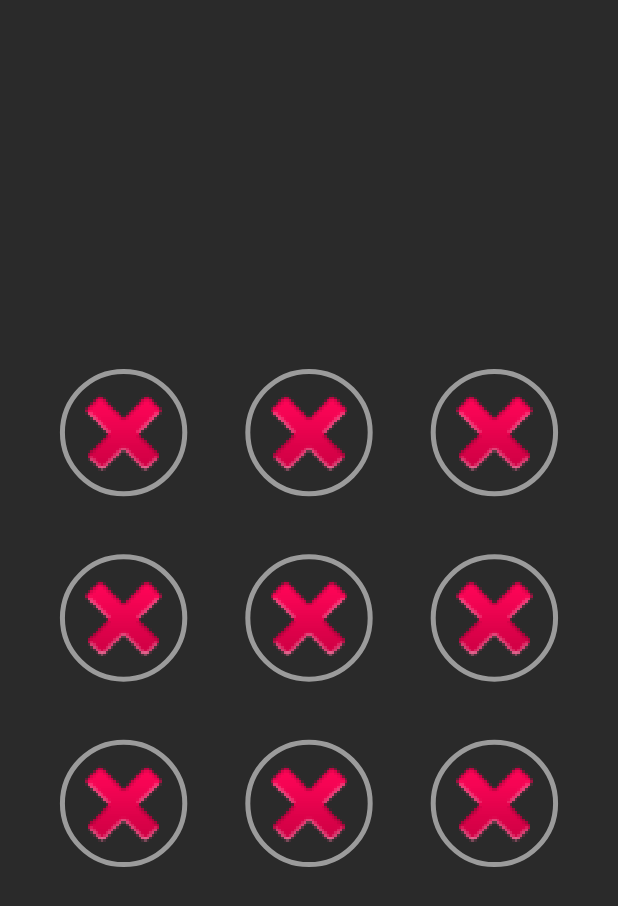
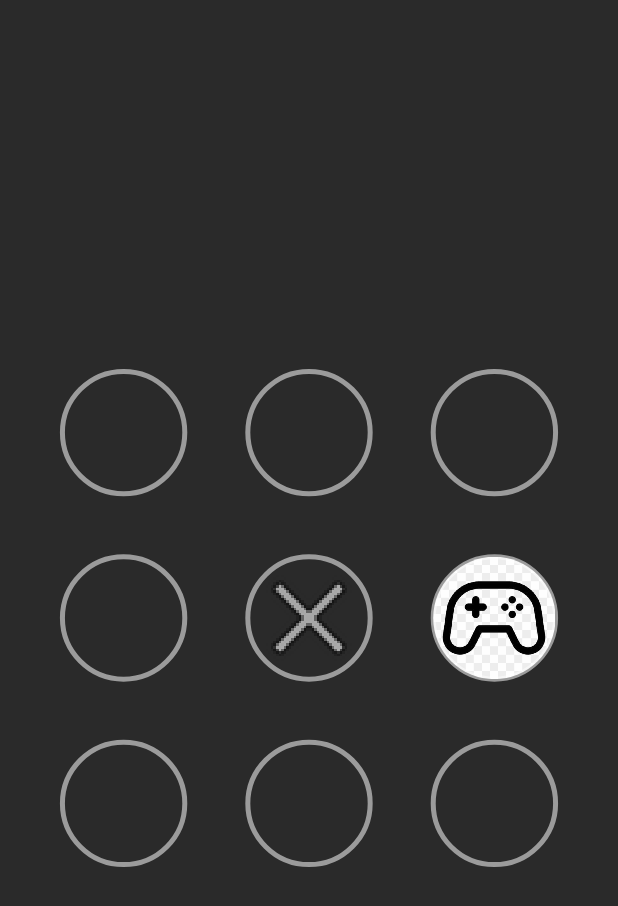
Before and after one commit to fedi41-prog/Fedi4Launcher, an Android app: the MainActivity screen opened directly, with no data from a screen before it, on a phone screen of 412 x 824 dp. Shown: the top 906 px of the screen. Run offline under Robolectric (Android 15) with nearby library versions, the phone set to English and light mode, and no system bars.

Commit message:
added a trail and fixed some bugs.

```diff
--- a/app/build.gradle.kts
+++ b/app/build.gradle.kts
@@ -37,6 +37,7 @@ dependencies {
     implementation(libs.material)
     implementation(libs.activity)
     implementation(libs.constraintlayout)
+    implementation(libs.media3.common)
     testImplementation(libs.junit)
     androidTestImplementation(libs.ext.junit)
     androidTestImplementation(libs.espresso.core)
--- a/app/src/main/AndroidManifest.xml
+++ b/app/src/main/AndroidManifest.xml
@@ -6,7 +6,7 @@
 
     <application
         android:allowBackup="true"
-        android:label="PatternLauncherMinimal"
+        android:label="Fedi4Launcher"
         android:theme="@style/Theme.AppCompat.DayNight.NoActionBar">
 
         <activity android:name=".app.AppPickerActivity"
--- a/app/src/main/java/com/fedi4/launcher/MainActivity.java
+++ b/app/src/main/java/com/fedi4/launcher/MainActivity.java
@@ -10,7 +10,7 @@ import android.widget.Toast;
 import androidx.appcompat.app.AppCompatActivity;
 
 import com.fedi4.launcher.app.PatternPadView;
-import com.fedi4.launcher.app.AppMenuManager;
+import com.fedi4.launcher.app.appmenu.AppMenuManager;
 
 import java.util.List;
 
@@ -19,6 +19,7 @@ public class MainActivity extends AppCompatActivity {
     private PatternPadView patternPad;
 
     private AppMenuManager menuManager;
+
 
     @Override
     protected void onCreate(Bundle savedInstanceState) {
@@ -82,14 +83,23 @@ public class MainActivity extends AppCompatActivity {
                         .insertItem(
                                 new AppMenuManager.AppMenuItem("com.android.settings")
                                         .insertItem(
-                                                new AppMenuManager.AppMenuItem("com.chess")
-                                                        .insertItem(new AppMenuManager.AppMenuItem("com.openai.chatgpt"), 0)
-                                                        .insertItem(new AppMenuManager.AppMenuItem("de.digionline.lernsax"), 2)
+                                                new AppMenuManager.AppMenuItem("com.chess").addTag("executable").addTag("folder")
+                                                        .insertItem(new AppMenuManager.AppMenuItem("com.openai.chatgpt").addTag("executable"), 0)
+                                                        .insertItem(new AppMenuManager.AppMenuItem("de.digionline.lernsax").addTag("executable"), 2)
                                                 , 1
                                         )
+                                        .addTag("folder")
                                 , 4
                         )
-        );
+                        .insertItem(
+                                new AppMenuManager.AppMenuItem("games")
+                                        .insertItem(new AppMenuManager.AppMenuItem("com.zeptolab.evopop").addTag("executable"), 4)
+                                        .insertItem(new AppMenuManager.AppMenuItem("air.com.midjiwan.polytopia").addTag("executable"), 1)
+                                        .addTag("folder")
+                                        .setIcon("$CUSTOM:icon_games.jpg")
+                                ,5
+                        )
+        ); //TODO: replace with json parsing function
 
     }
 }
--- a/app/src/main/java/com/fedi4/launcher/app/AppMenuManager.java
+++ /dev/null
@@ -1,144 +0,0 @@
-package com.fedi4.launcher.app;
-
-import android.content.pm.PackageManager;
-import android.graphics.drawable.Drawable;
-import android.util.Log;
-
-import androidx.annotation.NonNull;
-import androidx.core.content.ContextCompat;
-
-import com.fedi4.launcher.MainActivity;
-
-public class AppMenuManager {
-
-    private final String TAG = "AppMenuManager";
-    private static AppMenuManager menu;
-    private PatternPadView patternPad;
-    private static MainActivity context;
-
-    private AppMenuItem root = new AppMenuItem("");
-    private AppMenuItem currentItem = root;
-
-    private AppMenuManager(@NonNull MainActivity context) {
-        menu = this;
-        this.context = context;
-        this.patternPad = context.getPatternPad();
-
-        renderMenu(-1);
-
-    }
-
-    private void renderMenu(int notResetIcon) {
-
-        Log.d(TAG, "rendering Menu...");
-
-        AppMenuItem[] it = currentItem.getItems();
-
-        for (int i = 0; i < it.length; i++) {
-            Log.d(TAG, "item" + i);
-            if (it[i] != null) {
-                if (!it[i].getPackageName().isEmpty()) {
-                    Log.d(TAG, "setting icon for " + it[i].getPackageName());
-                    assignAppIconToPoint(i, it[i].getPackageName());
-                }
-            } else if (i != notResetIcon){
-                assignAppIconToPoint(i, "$RESET");
-            }
-
-        }
-
-    }
-
-    public void setRoot(AppMenuItem root) {
-        this.root = root;
-        currentItem = root;
-        renderMenu(-1);
-    }
-
-    public void updateItems(AppMenuItem root) {
-        currentItem = root;
-    }
-
-    public AppMenuItem getCurrentItem() {
-        return currentItem;
-    }
-
-    public static AppMenuManager getInstance(MainActivity context) {
-        if (menu == null) {
-            menu = new AppMenuManager(context);
-            return menu;
-        }
-        return menu;
-    }
-
-    public static MainActivity getContext() {
-        return context;
-    }
-
-    private void assignAppIconToPoint(int pointIndex, String packageName) {
-        Log.d(TAG, "trying to load an icon...");
-        try {
-            Drawable icon = context.getPackageManager().getApplicationIcon(packageName);
-            Log.d(TAG, "first step done...");
-            patternPad.setPointIconDrawable(pointIndex, icon);
-            Log.d(TAG, "SUCCESS");
-        } catch (PackageManager.NameNotFoundException e) {
-            Log.d(TAG, "ERROR, fallback icon");
-            // Fallback: eigenes Icon aus res/drawable nehmen
-            Drawable fallback = ContextCompat.getDrawable(context, android.R.drawable.ic_delete);
-            patternPad.setPointIconDrawable(pointIndex, fallback);
-        }
-    }
-
-    public static class TouchListener implements PatternPadView.TouchListener {
-
-
-        @Override
-        public void onTouchDetected(int point) {
-            AppMenuManager manager = AppMenuManager.getInstance(AppMenuManager.getContext());
-
-            AppMenuItem next = manager.getCurrentItem().getItems()[point];
-
-            if (next != null) {
-                manager.updateItems(manager.getCurrentItem().getItems()[point]);
-            }
-
-            manager.renderMenu(point);
-
-
-
-        }
-
-        @Override
-        public void onTouchEnded() {
-            AppMenuManager manager = AppMenuManager.getInstance(AppMenuManager.getContext());
-
-            AppMenuManager.getContext().launchApp(manager.getCurrentItem().getPackageName());
-
-            manager.updateItems(manager.root);
-
-            manager.renderMenu(-1);
-        }
-    }
-    public static class AppMenuItem {
-        private AppMenuItem[] items = new AppMenuItem[9];
-        private String packageName;
-
-        public AppMenuItem(String packageName) {
-            this.packageName = packageName;
-        }
-
-        public AppMenuItem insertItem(AppMenuItem item, int index) {
-            items[index] = item;
-            return this;
-        }
-
-        public AppMenuItem[] getItems() {
-            return items;
-        }
-
-        public String getPackageName() {
-            return packageName;
-        }
-    }
-}
--- a/app/src/main/java/com/fedi4/launcher/app/PatternPadView.java
+++ b/app/src/main/java/com/fedi4/launcher/app/PatternPadView.java
@@ -8,6 +8,7 @@ import android.graphics.BlurMaskFilter;
 import android.graphics.Paint;
 import android.graphics.Path;
 import android.graphics.PointF;
+import android.graphics.Rect;
 import android.graphics.RectF;
 import android.graphics.drawable.BitmapDrawable;
 import android.graphics.drawable.Drawable;
@@ -36,6 +37,8 @@ public class PatternPadView extends View {
     private Path linePath = new Path();
     private TouchListener listener;
 
+    private int lastHit = -1;
+
     // Animation
     private float[] scaleFactors;
 
@@ -57,8 +60,6 @@ public class PatternPadView extends View {
     private ArrayList<TrailSegment> trails = new ArrayList<>();
     private static final long TRAIL_LIFETIME = 0; // ms sichtbar
     private static final long TRAIL_FADE = 500;     // ms zum Ausfaden
-
-    private Drawable[] nodeIcons = new Drawable[GRID * GRID];
 
 
     private void init() {
@@ -126,27 +127,37 @@ public class PatternPadView extends View {
 
         long now = System.currentTimeMillis();
 
+        // ============================================================
+
         // 👉 Trail Segmente zeichnen
-        //ArrayList<TrailSegment> toRemove = new ArrayList<>();
-        //for (TrailSegment seg : trails) {
-        //    float alpha = 1f;
-        //    long timeLeft = seg.expireAt - now;
-        //    if (timeLeft <= 0) {
-        //        toRemove.add(seg);
-        //        continue;
-        //    }
-        //    if (timeLeft < TRAIL_FADE) {
-        //        alpha = (float) timeLeft / (float) TRAIL_FADE;
-        //    }
+        ArrayList<TrailSegment> toRemove = new ArrayList<>();
+        for (TrailSegment seg : trails) {
+            float alpha = 1f;
+            long timeLeft = seg.expireAt - now;
+            if (timeLeft <= 0) {
+                toRemove.add(seg);
+                continue;
+            }
+            if (timeLeft < TRAIL_FADE) {
+                alpha = (float) timeLeft / (float) TRAIL_FADE;
+            }
 
-        //    int col = (int) (alpha * 255);
-        //    linePaint.setAlpha(col);
-        //    glowLinePaint.setAlpha(col);
+            int col = (int) (alpha * 255);
+            linePaint.setAlpha(col);
+            glowLinePaint.setAlpha(col);
 
-        //    canvas.drawLine(seg.start.x, seg.start.y, seg.end.x, seg.end.y, glowLinePaint);
-        //    canvas.drawLine(seg.start.x, seg.start.y, seg.end.x, seg.end.y, linePaint);
-        //}
-        //trails.removeAll(toRemove);
+            canvas.drawLine(seg.start.x, seg.start.y, seg.end.x, seg.end.y, glowLinePaint);
+            canvas.drawLine(seg.start.x, seg.start.y, seg.end.x, seg.end.y, linePaint);
+        }
+        trails.removeAll(toRemove);
+        // 👉 aktueller Fingerzug (noch nicht gespeichert)
+        if (lastHit != -1 && lastX != -1 && lastY != -1) {
+            PointF lastPoint = getCenterCoordinatesForPoint(lastHit);
+            canvas.drawLine(lastPoint.x, lastPoint.y, lastX, lastY, glowLinePaint);
+            canvas.drawLine(lastPoint.x, lastPoint.y, lastX, lastY, linePaint);
+        }
+
+        // =========================================================
 
         // Declare this outside the loop, or as a member variable (e.g., private RectF mBitmapDrawRect = new RectF();)
         RectF bitmapDrawRect = new RectF();
@@ -158,34 +169,38 @@ public class PatternPadView extends View {
             Bitmap icon = pointIcons[i]; // 'icon' is a Bitmap
 
             if (icon != null) {
-                float scaledDiameter = radius * 2 * scale;
-                float left = c.x - scaledDiameter / 2f;
-                float top = c.y - scaledDiameter / 2f;
-                float right = c.x + scaledDiameter / 2f;
-                float bottom = c.y + scaledDiameter / 2f;
+                int size = (int) (radius * 2 * scale);
+                int left = (int) (c.x - size / 2f);
+                int top = (int) (c.y - size / 2f);
+                int right = left + size;
+                int bottom = top + size;
 
-                bitmapDrawRect.set(left, top, right, bottom);
+                // Canvas auf Kreis beschränken
+                int save = canvas.save();
+                Path circlePath = new Path();
+                circlePath.addCircle(c.x, c.y, radius * scale, Path.Direction.CW);
+                canvas.clipPath(circlePath);
 
-                // Use canvas.drawBitmap()
-                // The first 'null' means draw the entire source bitmap.
-                // The third argument is the destination rectangle.
-                // The last 'null' can be a Paint object if you need to apply effects, otherwise null is fine.
-                canvas.drawBitmap(icon, null, bitmapDrawRect, null);
+                // Bitmap skalieren und zeichnen
+                Rect src = new Rect(0, 0, icon.getWidth(), icon.getHeight());
+                Rect dst = new Rect(left, top, right, bottom);
+                canvas.drawBitmap(icon, src, dst, null);
+
+                // Clip zurücksetzen
+                canvas.restoreToCount(save);
+
+                // Optional Rand des Kreises zeichnen
                 canvas.drawCircle(c.x, c.y, radius * scale, circlePaint);
             } else {
                 canvas.drawCircle(c.x, c.y, radius * scale, circlePaint);
             }
+
         }
 
-        // 👉 aktueller Fingerzug (noch nicht gespeichert)
-        //if (selected.size() > 0 && lastX >= 0 && lastY >= 0) {
-        //    PointF lastPoint = centers[selected.get(selected.size() - 1)];
-        //    canvas.drawLine(lastPoint.x, lastPoint.y, lastX, lastY, glowLinePaint);
-        //    canvas.drawLine(lastPoint.x, lastPoint.y, lastX, lastY, linePaint);
-        //}
+        // ============================================================
 
         // ständiges Redraw, solange Trails leben
-        //if (!trails.isEmpty()) postInvalidateOnAnimation();
+        if (!trails.isEmpty()) postInvalidateOnAnimation();
     }
 
 
@@ -198,12 +213,32 @@ public class PatternPadView extends View {
             float dy = y - p.y;
             if (dx * dx + dy * dy <= radius * radius) return i;
         }
+
         return -1;
+    }
+    private PointF getCenterCoordinatesForPoint(int pointId) {
+        // Überprüfen, ob die 'centers' initialisiert wurden und die pointId gültig ist
+        if (centers != null && pointId >= 0 && pointId < centers.length) {
+            // Direkter Zugriff auf das PointF-Objekt im Array
+            PointF center = centers[pointId];
+            // Optional: Eine neue Instanz zurückgeben, um die interne Instanz vor externer Modifikation zu schützen.
+            // Für die meisten Anwendungsfälle ist die direkte Rückgabe der Referenz in Ordnung und performanter.
+            // return new PointF(center.x, center.y); // Wenn Kapselung des internen Objekts gewünscht ist
+            return center;
+        } else {
+            // Loggen Sie einen Fehler oder eine Warnung, wenn die ID ungültig ist oder die Zentren nicht initialisiert sind
+            if (centers == null) {
+                Log.w("PatternPadView", "getCenterCoordinatesForPoint: 'centers' array is not initialized yet.");
+            } else {
+                Log.w("PatternPadView", "getCenterCoordinatesForPoint: Invalid pointId: " + pointId + ". Must be between 0 and " + (centers.length - 1));
+            }
+            return null; // Ungültige ID oder Zentren nicht bereit
+        }
     }
 
     private void animatePoint(int idx) {
-        ValueAnimator anim = ValueAnimator.ofFloat(1f, 1.45f, 1f);
-        anim.setDuration(240);
+        ValueAnimator anim = ValueAnimator.ofFloat(1f, 1.35f, 1.4f, 1.35f, 1f);
+        anim.setDuration(200);
         anim.setInterpolator(new DecelerateInterpolator());
         anim.addUpdateListener(valueAnimator -> {
             scaleFactors[idx] = (float) valueAnimator.getAnimatedValue();
@@ -216,10 +251,13 @@ public class PatternPadView extends View {
     public boolean onTouchEvent(MotionEvent event) {
         switch (event.getActionMasked()) {
             case MotionEvent.ACTION_DOWN:
-                int hitDown = findHitNode(event.getX(), event.getY());
-                if (hitDown != -1) {
+                lastX = event.getX();
+                lastY = event.getY();
+                int hitDown = findHitNode(lastX, lastY);
+                if (hitDown != -1 && hitDown != lastHit) {
                     listener.onTouchDetected(hitDown);
                     animatePoint(hitDown);
+                    lastHit = hitDown;
                 }
                 invalidate();
                 return true;
@@ -229,11 +267,21 @@ public class PatternPadView extends View {
                 float y = event.getY();
                 int hitMove = findHitNode(x, y);
 
-                if (hitMove != -1) {
+                if (hitMove != -1 && hitMove != lastHit) {
                     listener.onTouchDetected(hitMove);
                     animatePoint(hitMove);
+
+                    PointF prev = getCenterCoordinatesForPoint(lastHit);
+                    PointF cur = getCenterCoordinatesForPoint(hitMove);
+
+                    if (prev != null && cur != null) {
+                        addTrail(prev, cur);
+                    }
+                    lastHit = hitMove;
                 }
 
+                lastX = x;
+                lastY = y;
 
                 invalidate();
                 return true;
@@ -242,10 +290,17 @@ public class PatternPadView extends View {
             case MotionEvent.ACTION_CANCEL:
                 // Finger los: aktuellen Zug auch als Trail sichern
 
+                float xx = event.getX();
+                float yy = event.getY();
+                int hitEnd = findHitNode(xx, yy);
+
                 if (listener != null) {
                     Log.d("PatternPad", "confirmed pattern ----");
-                    listener.onTouchEnded();
+                    listener.onTouchEnded(hitEnd);
+                    lastHit = -1;
                 }
+
+                lastX = lastY = -1;
 
                 invalidate();
                 return true;
@@ -307,7 +362,8 @@ public class PatternPadView extends View {
 
     public interface TouchListener {
         void onTouchDetected(int point);
-        void onTouchEnded();
+
+        void onTouchEnded(int point);
     }
 
     private void addTrail(PointF start, PointF end) {
--- /dev/null
+++ b/app/src/main/java/com/fedi4/launcher/app/appmenu/AppMenuManager.java
@@ -0,0 +1,230 @@
+package com.fedi4.launcher.app.appmenu;
+
+import android.content.pm.PackageManager;
+import android.graphics.drawable.Drawable;
+
+import androidx.annotation.NonNull;
+import androidx.core.content.ContextCompat;
+
+import com.fedi4.launcher.MainActivity;
+import com.fedi4.launcher.R;
+import com.fedi4.launcher.app.PatternPadView;
+
+import java.util.ArrayList;
+import java.util.List;
+
+public class AppMenuManager {
+
+    private final String TAG = "AppMenuManager";
+
+    private AppMenuItem root = new AppMenuItem("");
+
+    private List<AppMenuItem> stack = new ArrayList<>();
+
+    private List<Integer> pointStack = new ArrayList<>();
+
+    private AppMenuItem lastItem;
+
+    // In AppMenuManager.java
+    private MainActivity context; // Instance variable, not static
+    private PatternPadView patternPad; // Instance variable
+
+    // In AppMenuManager.java
+    private static AppMenuManager menu; // Your existing Singleton instance
+
+    public static synchronized AppMenuManager getInstance(MainActivity context) {
+        if (menu == null) {
+            menu = new AppMenuManager();
+        } else {return menu;}
+        // Set the activityContext and patternPadInstance on the 'menu' (the singleton) instance
+        menu.context = context;
+        if (context != null) { // Null check for context
+            menu.patternPad = context.getPatternPad(); // Get and store PatternPadView instance
+            if (menu.patternPad == null) {
+                throw new RuntimeException("PatternPadView is null in AppMenuManager.getInstance");
+            }
+        } else {
+            throw new RuntimeException("Context is null in AppMenuManager.getInstance");
+        }
+        return menu;
+    }
+
+    private AppMenuManager() {
+        menu = this;
+    }
+
+
+
+
+
+    private void renderMenu(int current) {
+
+        AppMenuItem currentItem = stack.get(0);
+
+        AppMenuItem[] it = currentItem.getItems();
+
+        for (int i = 0; i < it.length; i++) {
+            if (it[i] != null && i != current) {
+                if (!it[i].getPackageName().isEmpty()) {
+                    assignAppIconToPoint(i, it[i].getIcon());
+                }  else { assignAppIconToPoint(i, "$RESET"); }
+            } else if (i == current) {
+                assignAppIconToPoint(i, currentItem.getIcon());
+            } else {
+                assignAppIconToPoint(i, "$RESET");
+            }
+
+
+            if (pointStack.size() > 1) {
+                if (i == pointStack.get(1)) {
+                    assignAppIconToPoint(i, "$BACK");
+                }
+            }
+        }
+
+    }
+
+    public void setRoot(AppMenuItem root) {
+        this.root = root;
+        stack = new ArrayList<>();
+        stack.add(0, root);
+        pointStack = new ArrayList<>();
+        pointStack.add(-1);
+        renderMenu(-1);
+    }
+
+    public AppMenuItem getCurrentItem() {
+        return stack.get(0);
+    }
+
+    public MainActivity getContext() {
+        return context;
+    }
+
+    private void assignAppIconToPoint(int pointIndex, @NonNull String packageName) {
+
+        if (packageName.equals("$RESET") || packageName.isEmpty()) {
+            patternPad.clearPointIcon(pointIndex);
+        } else if (packageName.equals("$BACK")) {
+            Drawable icon = ContextCompat.getDrawable(context, android.R.drawable.ic_menu_revert);
+            patternPad.setPointIconDrawable(pointIndex, icon);
+        } else if (packageName.startsWith("$CUSTOM:")) {
+            Drawable icon = ContextCompat.getDrawable(context, R.drawable.icon_games);
+            patternPad.setPointIconDrawable(pointIndex, icon);
+        } else {
+            try {
+                Drawable icon = context.getPackageManager().getApplicationIcon(packageName);
+                patternPad.setPointIconDrawable(pointIndex, icon);
+            } catch (PackageManager.NameNotFoundException e) {
+                // Fallback: eigenes Icon aus res/drawable nehmen
+                Drawable fallback = ContextCompat.getDrawable(context, android.R.drawable.ic_menu_close_clear_cancel);
+                patternPad.setPointIconDrawable(pointIndex, fallback);
+            }
+        }
+    }
+
+    public static class TouchListener implements PatternPadView.TouchListener {
+
+
+        @Override
+        public void onTouchDetected(int point) {
+            AppMenuManager manager = AppMenuManager.getInstance(null);
+
+            AppMenuItem next = manager.getCurrentItem().getItems()[point];
+
+
+            if (manager.pointStack.size() > 1) {
+                if (point == manager.pointStack.get(1)) {
+                    manager.stack.remove(0);
+                    manager.pointStack.remove(0);
+                    manager.renderMenu(point);
+                }
+            }
+            if (next != null) {
+                if (next.hasTag("folder")) {
+                    manager.stack.add(0, manager.getCurrentItem().getItems()[point]);
+                    manager.pointStack.add(0, point);
+                    manager.renderMenu(point);
+                }
+            }
+
+            manager.lastItem = next;
+
+
+
+        }
+
+        @Override
+        public void onTouchEnded(int point) {
+            AppMenuManager manager = AppMenuManager.getInstance(null);
+            AppMenuItem cur = manager.getCurrentItem();
+
+            if (point == -1) {
+                if (manager.lastItem != null) {
+                    if (manager.lastItem.hasTag("executable")) {
+                        AppMenuManager.getInstance(null).context.launchApp(manager.lastItem.getPackageName());
+                    }
+                }
+            } else {
+
+                AppMenuItem chosen = manager.getCurrentItem().getItems()[point];
+                int lastPoint = manager.pointStack.get(0);
+                if (lastPoint == point && cur != null) {
+                    if (cur.hasTag("executable")) {
+                        AppMenuManager.getInstance(null).context.launchApp(cur.getPackageName());
+                    }
+                } else if (chosen != null) {
+                    if (chosen.hasTag("executable")) {
+                        AppMenuManager.getInstance(null).context.launchApp(chosen.getPackageName());
+                    }
+                }
+            }
+
+
+            manager.setRoot(manager.root);
+
+            manager.renderMenu(-1);
+        }
+    }
+    public static class AppMenuItem {
+        private AppMenuItem[] items = new AppMenuItem[9];
+        private String packageName;
+        private List<String> tags = new ArrayList<>();
+        private String icon;
+
+        public AppMenuItem(String packageName) {
+            this.packageName = packageName;
+            this.icon = packageName;
+        }
+
+        public boolean hasTag(String tag) {
+            return tags.contains(tag);
+        }
+        public AppMenuItem addTag(String tag) {
+            tags.add(tag);
+            return this;
+        }
+
+        public AppMenuItem setIcon(String icon) {
+            this.icon = icon;
+            return this;
+        }
+
+        public AppMenuItem insertItem(AppMenuItem item, int index) {
+            items[index] = item;
+            return this;
+        }
+
+        public AppMenuItem[] getItems() {
+            return items;
+        }
+
+        public String getPackageName() {
+            return packageName;
+        }
+
+        public String getIcon() {
+            return icon;
+        }
+    }
+}
--- a/gradle/libs.versions.toml
+++ b/gradle/libs.versions.toml
@@ -8,6 +8,7 @@ appcompat = "1.7.1"
 material = "1.12.0"
 activity = "1.10.1"
 constraintlayout = "2.2.1"
+media3Common = "1.8.0"
 
 [libraries]
 gson = { module = "com.google.code.gson:gson", version.ref = "gson" }
@@ -18,6 +19,7 @@ appcompat = { group = "androidx.appcompat", name = "appcompat", version.ref = "a
 material = { group = "com.google.android.material", name = "material", version.ref = "material" }
 activity = { group = "androidx.activity", name = "activity", version.ref = "activity" }
 constraintlayout = { group = "androidx.constraintlayout", name = "constraintlayout", version.ref = "constraintlayout" }
+media3-common = { group = "androidx.media3", name = "media3-common", version.ref = "media3Common" }
 
 [plugins]
 android-application = { id = "com.android.application", version.ref = "agp" }
```
Also changed, not shown: app/src/main/java/com/fedi4/launcher/app/appmenu/JsonStorage.java (added, +33 -0 lines), app/src/main/java/com/fedi4/launcher/app/appmenu/MenuBuilder.java (added, +83 -0 lines), app/src/main/java/com/fedi4/launcher/app/appmenu/menu.json (added, +19 -0 lines), app/src/main/icon_games-playstore.png (added), app/src/main/res/drawable/icon_games.jpg (added), 1 other file.
